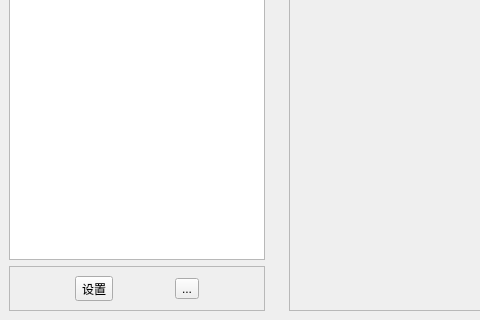
Qt form chatting_main.ui (13335637282/Chatting) before a commit; both pictures show x 0 to 480 and y 352 to 672 of the 1122 by 672 pixel window.
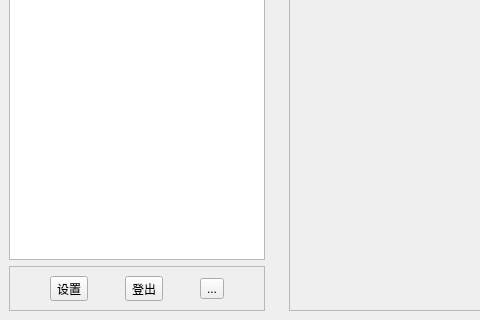
The same form after that commit.

```diff
--- a/chatting_main.ui
+++ b/chatting_main.ui
@@ -99,6 +99,13 @@
           </property>
          </widget>
         </item>
+        <item>
+         <widget class="QToolButton" name="toolButton_3">
+          <property name="text">
+           <string>登出</string>
+          </property>
+         </widget>
+        </item>
         <item>
          <widget class="QToolButton" name="toolButton">
           <property name="text">
```
